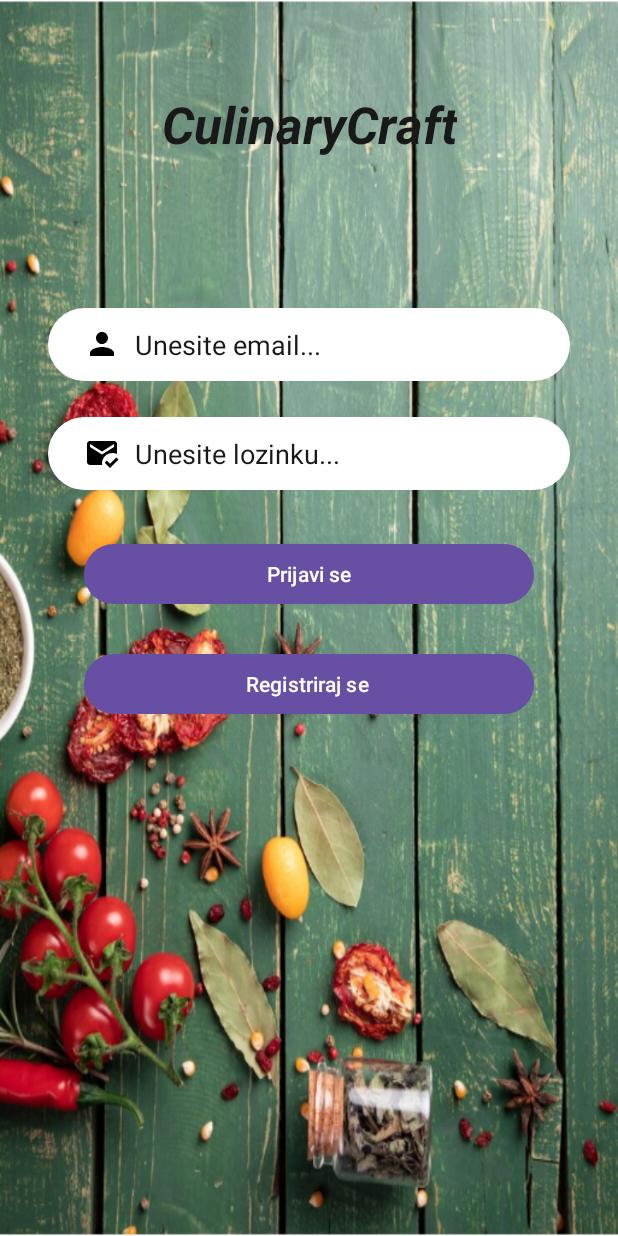
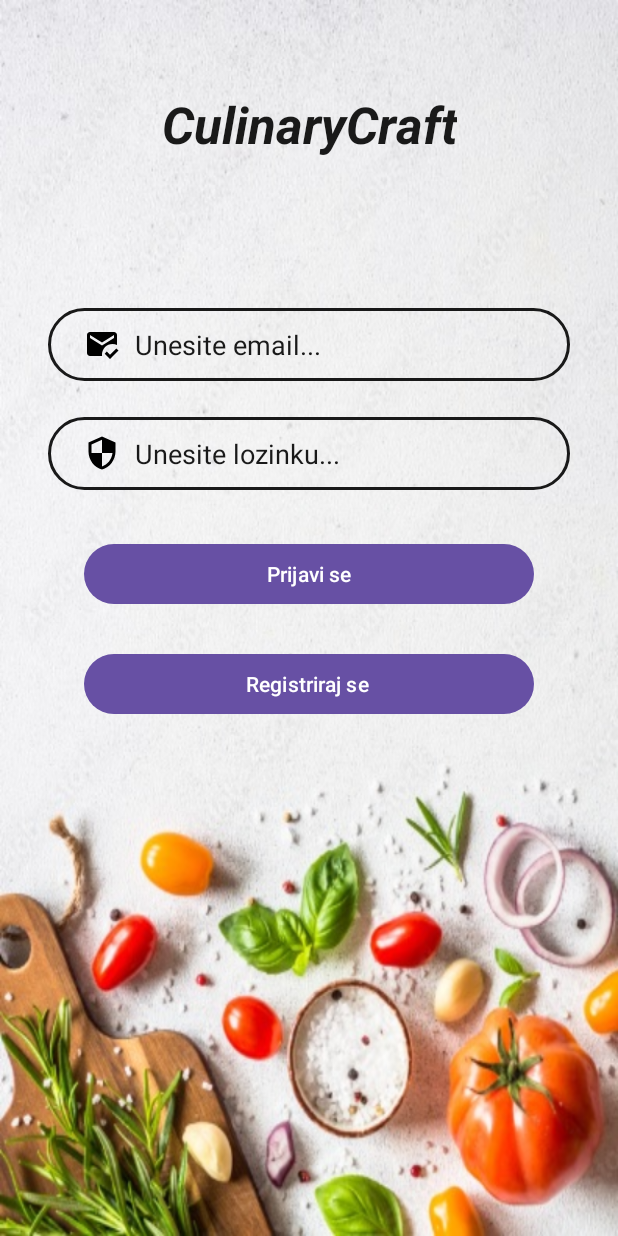
Before and after one commit to ljdedic/CulinaryCraft, an Android app: the screen it shows after launch (LoginActivity), on a phone screen of 412 x 824 dp. Run offline under Robolectric (Android 15) with nearby library versions, the phone set to English and light mode, and no system bars; our stand-ins replace Firebase (no records; nobody signed in at launch, a user with empty details on screens opened directly).

Commit message:
Izmjene i popravak

```diff
--- a/app/build.gradle.kts
+++ b/app/build.gradle.kts
@@ -39,7 +39,6 @@ dependencies {
     testImplementation("junit:junit:4.13.2")
     androidTestImplementation("androidx.test.ext:junit:1.1.5")
     androidTestImplementation("androidx.test.espresso:espresso-core:3.5.1")
-    //nadodano
-    //implementation(platform("com.google.firebase:firebase-bom:32.7.0"))
+    implementation(platform("com.google.firebase:firebase-bom:32.7.0"))
 
 }
--- a/app/src/main/AndroidManifest.xml
+++ b/app/src/main/AndroidManifest.xml
@@ -24,6 +24,8 @@
         </activity>
 
         <activity android:name=".RegisterActivity" />
+
+
         <activity android:name=".MainActivity">
 
         </activity>
--- a/app/src/main/java/ba/sum/fpmoz/culinarycraft/MainActivity.java
+++ b/app/src/main/java/ba/sum/fpmoz/culinarycraft/MainActivity.java
@@ -22,8 +22,11 @@ import com.google.android.material.floatingactionbutton.FloatingActionButton;
         fab.setOnClickListener(new View.OnClickListener() {
             @Override
             public void onClick(View view) {
-                Toast.makeText(getApplicationContext(),"USPJEŠNO",Toast.LENGTH_SHORT).show();
 
+                Intent intent = new Intent(MainActivity.this, Add_recipe_activity.class);
+                startActivity(intent);
+
+                Toast.makeText(MainActivity.this, "Sada možete dodati jelo", Toast.LENGTH_SHORT).show();
             }
         });
 
--- a/app/src/main/res/layout/activity_add_recipe.xml
+++ b/app/src/main/res/layout/activity_add_recipe.xml
@@ -18,9 +18,9 @@
             android:id="@+id/movieItemImageView"
             android:layout_width="match_parent"
             android:layout_height="200dp"
-            android:src="@drawable/ic_launcher_background"
             android:elevation="4dp"
-            android:scaleType="centerCrop" />
+            android:scaleType="centerCrop"
+            android:src="@drawable/ic_launcher_background" />
         <TextView
             android:id="@+id/Recipe_detail"
             android:layout_width="match_parent"
--- a/app/src/main/res/layout/activity_login.xml
+++ b/app/src/main/res/layout/activity_login.xml
@@ -4,7 +4,7 @@
     xmlns:tools="http://schemas.android.com/tools"
     android:layout_width="match_parent"
     android:layout_height="match_parent"
-    android:background="@drawable/slika"
+    android:background="@drawable/slika1"
     tools:context=".LoginActivity">
 
     <TextView
@@ -33,8 +33,8 @@
         android:layout_marginStart="32dp"
         android:layout_marginTop="100dp"
         android:layout_marginEnd="32dp"
-        android:background="@drawable/input_log"
-        android:drawableLeft="@drawable/ic_person"
+        android:background="@drawable/input_bg"
+        android:drawableLeft="@drawable/ic_email"
         android:drawablePadding="10dp"
         android:ems="10"
         android:hint="Unesite email..."
@@ -54,12 +54,12 @@
         android:layout_width="0dp"
         android:layout_height="wrap_content"
         android:layout_marginTop="24dp"
-        android:background="@drawable/input_log"
-        android:drawableLeft="@drawable/ic_email"
+        android:background="@drawable/input_bg"
+        android:drawableLeft="@drawable/ic_security"
         android:drawablePadding="10dp"
         android:ems="10"
         android:hint="Unesite lozinku..."
-        android:inputType="text"
+        android:inputType="textPassword"
         android:paddingLeft="24dp"
         android:paddingTop="12dp"
         android:paddingRight="12dp"
--- a/app/src/main/res/layout/activity_register.xml
+++ b/app/src/main/res/layout/activity_register.xml
@@ -18,6 +18,7 @@
         android:text="CulinaryCraft"
         android:textAlignment="center"
         android:textAllCaps="false"
+        android:textColor="@color/colorBlackText"
         android:textSize="34sp"
         android:textStyle="bold|italic"
         app:autoSizeTextType="none"
@@ -100,7 +101,7 @@
         android:drawablePadding="10dp"
         android:ems="10"
         android:hint="Unesite lozinku..."
-        android:inputType="text"
+        android:inputType="textPassword"
         android:paddingLeft="24dp"
         android:paddingTop="12dp"
         android:paddingRight="12dp"
@@ -121,7 +122,7 @@
         android:background="@drawable/btn_bg"
         android:shadowColor="@color/colorWhite"
         android:text="Registriraj se"
-        android:textColor="@color/colorBlackText"
+        android:textColor="@color/colorWhite"
         android:textColorHighlight="@color/colorBlackText"
         android:textColorHint="@color/colorBlackText"
         android:textColorLink="@color/colorBlackText"
```
Also changed, not shown: app/src/main/java/ba/sum/fpmoz/culinarycraft/Add_recipe_activity.java (renamed from app/src/main/java/ba/sum/fpmoz/culinarycraft/models/Recipe.java, +11 -7 lines), app/src/main/java/ba/sum/fpmoz/culinarycraft/RegisterActivity.java (+3 -4 lines).
